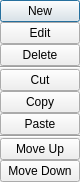
This is complicationsmenudialog.ui in ldraconus/HSCCU as Qt 5 draws it before an edit. The edited form follows.
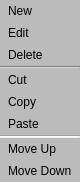
This is the edited form.

Patch:
```diff
--- a/complicationsmenudialog.ui
+++ b/complicationsmenudialog.ui
@@ -16,6 +16,13 @@
   <property name="windowTitle">
    <string/>
   </property>
+  <property name="styleSheet">
+   <string notr="true">QDIalog {
+  color: black;
+  background: #bbbbbb;
+}
+</string>
+  </property>
   <property name="modal">
    <bool>true</bool>
   </property>
@@ -40,6 +47,23 @@
    </property>
    <item>
     <widget class="QPushButton" name="newButton">
+     <property name="styleSheet">
+      <string notr="true">QPushButton {
+  color: black;
+  background: #bbbbbb;
+  border: none;
+  text-align: left;
+  padding: 4px 8px;
+}
+QPushButton:hover {
+    background-color: #D0FFFF;
+}
+QPushButton:disabled {
+  color: gray;
+  background: #bbbbbb;
+}
+</string>
+     </property>
      <property name="text">
       <string>New</string>
      </property>
@@ -47,6 +71,23 @@
    </item>
    <item>
     <widget class="QPushButton" name="editButton">
+     <property name="styleSheet">
+      <string notr="true">QPushButton {
+  color: black;
+  background: #bbbbbb;
+  border: none;
+  text-align: left;
+  padding: 4px 8px;
+}
+QPushButton:hover {
+    background-color: #D0FFFF;
+}
+QPushButton:disabled {
+  color: gray;
+  background: #bbbbbb;
+}
+</string>
+     </property>
      <property name="text">
       <string>Edit</string>
      </property>
@@ -54,6 +95,23 @@
    </item>
    <item>
     <widget class="QPushButton" name="deleteButton">
+     <property name="styleSheet">
+      <string notr="true">QPushButton {
+  color: black;
+  background: #bbbbbb;
+  border: none;
+  text-align: left;
+  padding: 4px 8px;
+}
+QPushButton:hover {
+    background-color: #D0FFFF;
+}
+QPushButton:disabled {
+  color: gray;
+  background: #bbbbbb;
+}
+</string>
+     </property>
      <property name="text">
       <string>Delete</string>
      </property>
@@ -61,6 +119,11 @@
    </item>
    <item>
     <widget class="Line" name="line_2">
+     <property name="styleSheet">
+      <string notr="true">color: black;
+background: #bbbbbb;
+</string>
+     </property>
      <property name="orientation">
       <enum>Qt::Horizontal</enum>
      </property>
@@ -68,6 +131,23 @@
    </item>
    <item>
     <widget class="QPushButton" name="cutButton">
+     <property name="styleSheet">
+      <string notr="true">QPushButton {
+  color: black;
+  background: #bbbbbb;
+  border: none;
+  text-align: left;
+  padding: 4px 8px;
+}
+QPushButton:hover {
+    background-color: #D0FFFF;
+}
+QPushButton:disabled {
+  color: gray;
+  background: #bbbbbb;
+}
+</string>
+     </property>
      <property name="text">
       <string>Cut</string>
      </property>
@@ -75,6 +155,23 @@
    </item>
    <item>
     <widget class="QPushButton" name="copyButton">
+     <property name="styleSheet">
+      <string notr="true">QPushButton {
+  color: black;
+  background: #bbbbbb;
+  border: none;
+  text-align: left;
+  padding: 4px 8px;
+}
+QPushButton:hover {
+    background-color: #D0FFFF;
+}
+QPushButton:disabled {
+  color: gray;
+  background: #bbbbbb;
+}
+</string>
+     </property>
      <property name="text">
       <string>Copy</string>
      </property>
@@ -82,6 +179,23 @@
    </item>
    <item>
     <widget class="QPushButton" name="pasteButton">
+     <property name="styleSheet">
+      <string notr="true">QPushButton {
+  color: black;
+  background: #bbbbbb;
+  border: none;
+  text-align: left;
+  padding: 4px 8px;
+}
+QPushButton:hover {
+    background-color: #D0FFFF;
+}
+QPushButton:disabled {
+  color: gray;
+  background: #bbbbbb;
+}
+</string>
+     </property>
      <property name="text">
       <string>Paste</string>
      </property>
@@ -96,6 +210,23 @@
    </item>
    <item>
     <widget class="QPushButton" name="moveUpButton">
+     <property name="styleSheet">
+      <string notr="true">QPushButton {
+  color: black;
+  background: #bbbbbb;
+  border: none;
+  text-align: left;
+  padding: 4px 8px;
+}
+QPushButton:hover {
+    background-color: #D0FFFF;
+}
+QPushButton:disabled {
+  color: gray;
+  background: #bbbbbb;
+}
+</string>
+     </property>
      <property name="text">
       <string>Move Up</string>
      </property>
@@ -103,6 +234,23 @@
    </item>
    <item>
     <widget class="QPushButton" name="moveDownButton">
+     <property name="styleSheet">
+      <string notr="true">QPushButton {
+  color: black;
+  background: #bbbbbb;
+  border: none;
+  text-align: left;
+  padding: 4px 8px;
+}
+QPushButton:hover {
+    background-color: #D0FFFF;
+}
+QPushButton:disabled {
+  color: gray;
+  background: #bbbbbb;
+}
+</string>
+     </property>
      <property name="text">
       <string>Move Down</string>
      </property>
```
Left out of the diff: 15 changed lines with no effect on the pictures.
